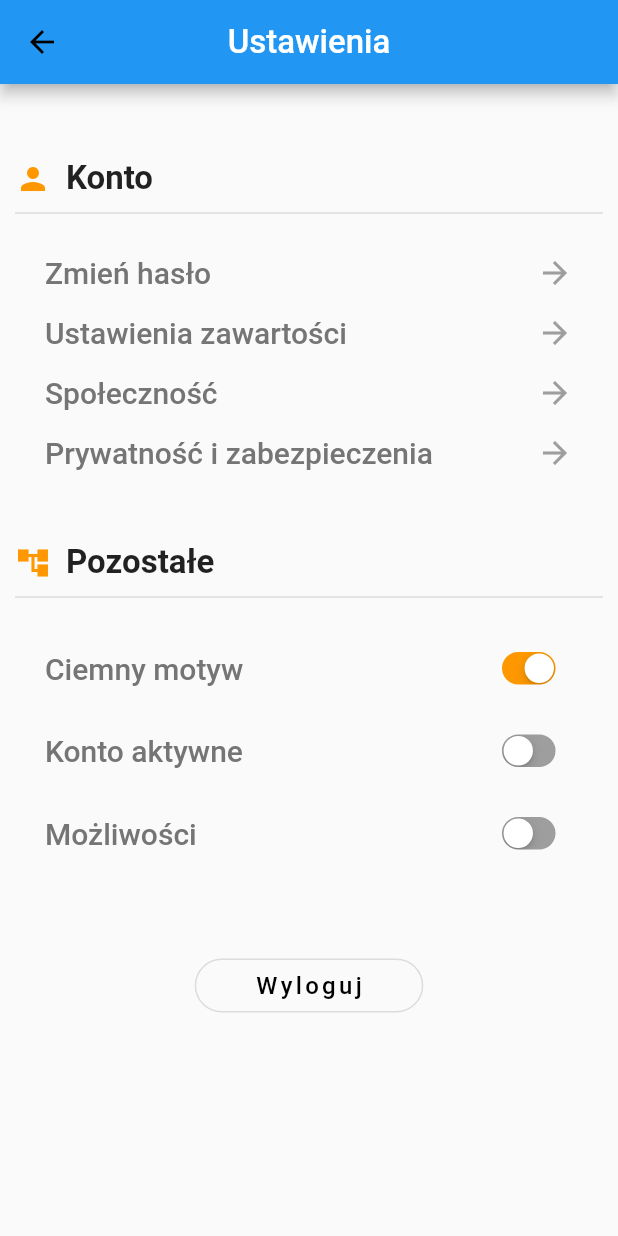
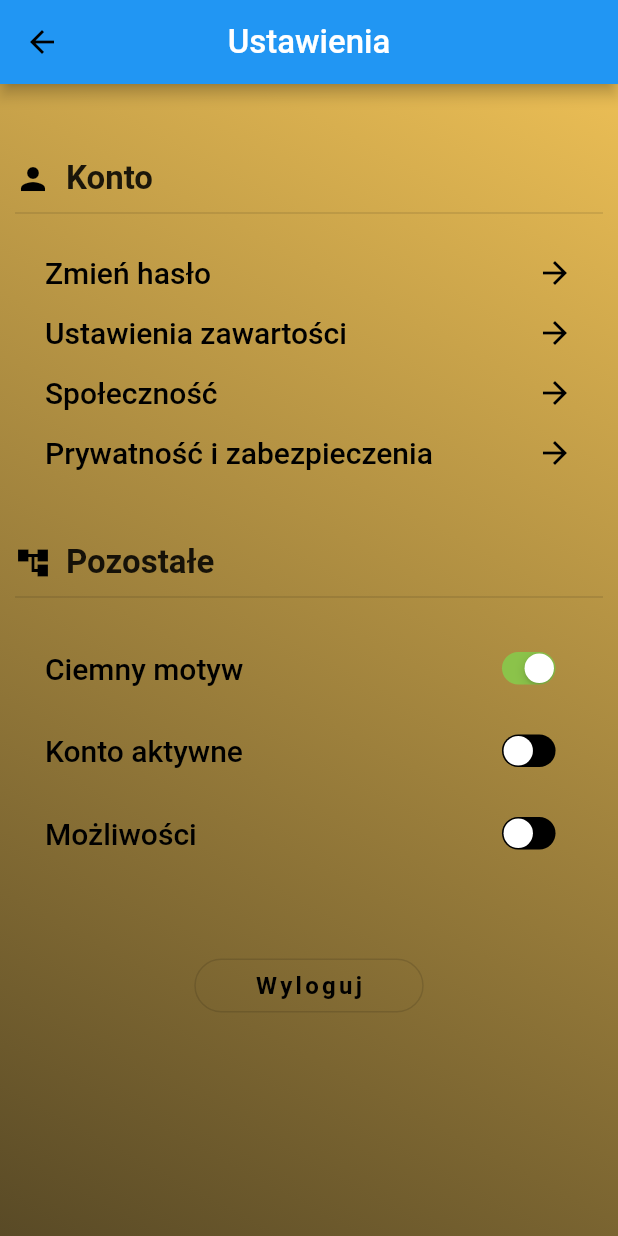
Before and after one commit to Marcin-Szwon/encyklopedia_zwierzat, a Flutter app: the SettingsPageUI screen opened directly, on a phone screen of 412 x 824 dp. Run offline on Flutter 3.47's test engine with Material 2 defaults, Android fonts, the phone set to English and light mode, and no system bars; network calls fail.

Commit message:
Ready to use and clean

```diff
--- a/lib/page/people_page.dart
+++ b/lib/page/language_page.dart
@@ -1,6 +1,6 @@
 import 'package:flutter/material.dart';
 
-class PeoplePage extends StatelessWidget {
+class LanguagePage extends StatelessWidget {
   @override
   Widget build(BuildContext context) => Scaffold(
         //drawer: NavigationDrawerWidget(),
--- a/lib/page/favourites_page.dart
+++ b/lib/page/settings_page.dart
@@ -1,8 +1,7 @@
 import 'package:flutter/cupertino.dart';
 import 'package:flutter/material.dart';
-import 'package:youtube/main.dart';
 
-class FavouritesPage extends StatelessWidget {
+class SettingsPage extends StatelessWidget {
   @override
   Widget build(BuildContext context){
     return MaterialApp(
@@ -13,14 +12,6 @@ class FavouritesPage extends StatelessWidget {
       home: SettingsPageUI(),
     );
   }
-  // Widget build(BuildContext context) => Scaffold(
-  //       appBar: AppBar(
-  //         title: Text('Ustawienia'),
-  //         centerTitle: true,
-  //         backgroundColor: Colors.orangeAccent,
-  //       ),
-  //       home: SettingsPageUI()
-  //     );
 }
 
 class SettingsPageUI extends StatefulWidget{
@@ -63,6 +54,15 @@ class _SettingPageUIState extends State<SettingsPageUI> {
         )
     ),
     body: Container(
+      width: double.infinity,
+      height: double.infinity,
+      decoration: BoxDecoration(
+        gradient: LinearGradient(
+            begin: Alignment.topRight,
+            end: Alignment.bottomLeft,
+            colors: [Color(0xFFEBBE55),Color(0xFF594A26),]
+        ),
+      ),
       padding: const EdgeInsets.all(10),
       child: ListView(
         children: [
@@ -71,7 +71,7 @@ class _SettingPageUIState extends State<SettingsPageUI> {
             children: [
               Icon(
                 Icons.person,
-                color: Colors.orange,
+                color: Colors.black,
               ),
               SizedBox(width: 10),
               Text("Konto",
@@ -87,7 +87,7 @@ class _SettingPageUIState extends State<SettingsPageUI> {
           SizedBox(height: 40),
           Row(
             children: [
-              Icon(Icons.account_tree, color: Colors.orange),
+              Icon(Icons.account_tree, color: Colors.black),
               SizedBox(width: 10),
               Text("Pozostałe", style: TextStyle(
                 fontSize: 22,
@@ -106,12 +106,12 @@ class _SettingPageUIState extends State<SettingsPageUI> {
               style:OutlinedButton.styleFrom(
                   padding: const EdgeInsets.symmetric(horizontal: 40),
                   shape: RoundedRectangleBorder(
-                      borderRadius: BorderRadius.circular(20)
+                      borderRadius: BorderRadius.circular(20),
                   )
               ),
               onPressed: () {},
               child: Text("Wyloguj", style: TextStyle(
-                  fontSize: 16, letterSpacing: 2.2, color: Colors.black
+                  fontSize: 16, fontWeight: FontWeight.bold, letterSpacing: 2.2, color: Colors.black
               )),
             ),
           )
@@ -129,13 +129,13 @@ class _SettingPageUIState extends State<SettingsPageUI> {
           Text(title, style:TextStyle(
             fontSize: 20,
             fontWeight: FontWeight.w500,
-            color: Colors.grey[600]
+            color: Colors.black
           )),
           Transform.scale(
             scale: 0.7,
             child: CupertinoSwitch(
-                activeColor: Colors.orange,
-                trackColor: Colors.grey,
+                activeColor: Colors.lightGreen,
+                trackColor: Colors.black,
                 value: value,
                 onChanged: (bool newValue){
                   onChangeMethod(newValue);
@@ -180,9 +180,9 @@ class _SettingPageUIState extends State<SettingsPageUI> {
             Text(title, style: TextStyle(
                 fontSize: 20,
                 fontWeight: FontWeight.w500,
-                color: Colors.grey[600]
+                color: Colors.black
             )),
-            Icon(Icons.arrow_forward, color: Colors.grey)
+            Icon(Icons.arrow_forward, color: Colors.black)
           ],
         ),
       ),
--- a/lib/splash.dart
+++ b/lib/splash.dart
@@ -1,7 +1,5 @@
 import 'dart:async';
-import 'dart:ui';
 import 'package:flutter/material.dart';
-import 'package:flutter/services.dart';
 import 'main.dart';
 
 class SplashScreen extends StatefulWidget{
```
Also changed, not shown: lib/main.dart (+1 -44 lines), lib/tabs/first_tab.dart (+16 -17 lines), lib/tabs/second_tab.dart (+6 -20 lines), lib/tabs/third_tab.dart (+10 -37 lines), lib/user_page.dart (+0 -25 lines), lib/widget/button_widget.dart (deleted, +0 -36 lines), lib/widget/navigation_drawer_widget.dart (+5 -8 lines), lib/MainPage.dart (deleted), lib/page/user_page_navigator.dart (renamed from lib/page/user_page.dart).
